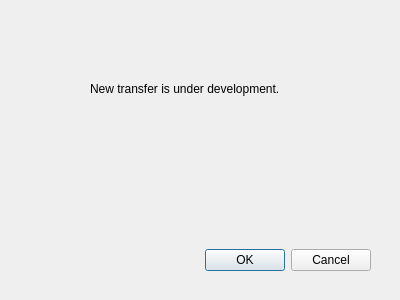
Old version of the form src/transferdialog.ui in the repository XaviP/komunitin_lite_qt.
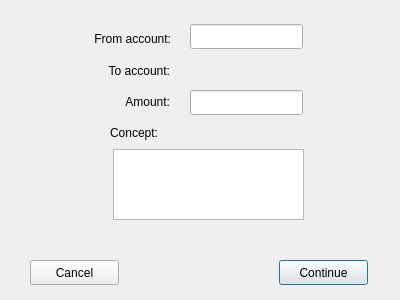
New version of the form.

Commit message: new transfer until confirmation

What changed in the file:
```diff
--- a/src/transferdialog.ui
+++ b/src/transferdialog.ui
@@ -19,33 +19,134 @@
   <property name="modal">
    <bool>true</bool>
   </property>
-  <widget class="QDialogButtonBox" name="buttonBox">
+  <widget class="QLabel" name="fromLabel">
    <property name="geometry">
     <rect>
      <x>30</x>
-     <y>244</y>
-     <width>341</width>
-     <height>32</height>
+     <y>29</y>
+     <width>141</width>
+     <height>20</height>
     </rect>
    </property>
-   <property name="orientation">
-    <enum>Qt::Horizontal</enum>
+   <property name="text">
+    <string>From account:</string>
    </property>
-   <property name="standardButtons">
-    <set>QDialogButtonBox::Cancel|QDialogButtonBox::Ok</set>
+   <property name="alignment">
+    <set>Qt::AlignRight|Qt::AlignTrailing|Qt::AlignVCenter</set>
    </property>
   </widget>
   <widget class="QLabel" name="label">
    <property name="geometry">
     <rect>
-     <x>90</x>
-     <y>80</y>
-     <width>251</width>
+     <x>192</x>
+     <y>59</y>
+     <width>111</width>
+     <height>20</height>
+    </rect>
+   </property>
+   <property name="text">
+    <string/>
+   </property>
+  </widget>
+  <widget class="QLabel" name="toLabel">
+   <property name="geometry">
+    <rect>
+     <x>29</x>
+     <y>61</y>
+     <width>141</width>
+     <height>20</height>
+    </rect>
+   </property>
+   <property name="text">
+    <string>To account:</string>
+   </property>
+   <property name="alignment">
+    <set>Qt::AlignRight|Qt::AlignTrailing|Qt::AlignVCenter</set>
+   </property>
+  </widget>
+  <widget class="QLineEdit" name="fromAccountLineEdit">
+   <property name="geometry">
+    <rect>
+     <x>190</x>
+     <y>24</y>
+     <width>113</width>
+     <height>25</height>
+    </rect>
+   </property>
+  </widget>
+  <widget class="QLabel" name="AmountLabel">
+   <property name="geometry">
+    <rect>
+     <x>103</x>
+     <y>93</y>
+     <width>67</width>
      <height>17</height>
     </rect>
    </property>
    <property name="text">
-    <string>New transfer is under development.</string>
+    <string>Amount:</string>
+   </property>
+   <property name="alignment">
+    <set>Qt::AlignRight|Qt::AlignTrailing|Qt::AlignVCenter</set>
+   </property>
+  </widget>
+  <widget class="QLineEdit" name="amountLineEdit">
+   <property name="geometry">
+    <rect>
+     <x>190</x>
+     <y>90</y>
+     <width>113</width>
+     <height>25</height>
+    </rect>
+   </property>
+  </widget>
+  <widget class="QPushButton" name="continueButton">
+   <property name="geometry">
+    <rect>
+     <x>279</x>
+     <y>260</y>
+     <width>89</width>
+     <height>25</height>
+    </rect>
+   </property>
+   <property name="text">
+    <string>Continue</string>
+   </property>
+  </widget>
+  <widget class="QPushButton" name="cancelButton">
+   <property name="geometry">
+    <rect>
+     <x>30</x>
+     <y>260</y>
+     <width>89</width>
+     <height>25</height>
+    </rect>
+   </property>
+   <property name="text">
+    <string>Cancel</string>
+   </property>
+  </widget>
+  <widget class="QLabel" name="conceptLabel">
+   <property name="geometry">
+    <rect>
+     <x>110</x>
+     <y>124</y>
+     <width>67</width>
+     <height>17</height>
+    </rect>
+   </property>
+   <property name="text">
+    <string>Concept:</string>
+   </property>
+  </widget>
+  <widget class="QPlainTextEdit" name="conceptPlainTextEdit">
+   <property name="geometry">
+    <rect>
+     <x>113</x>
+     <y>149</y>
+     <width>191</width>
+     <height>71</height>
+    </rect>
    </property>
   </widget>
  </widget>
```
Left out of the diff: 37 changed lines with no effect on the pictures. The commit also changes 10 other files.
